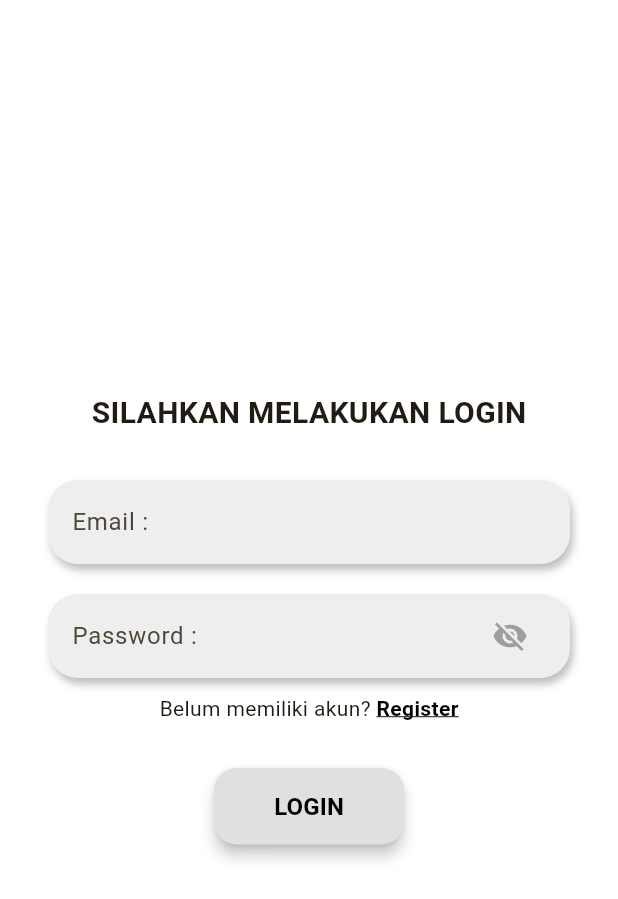
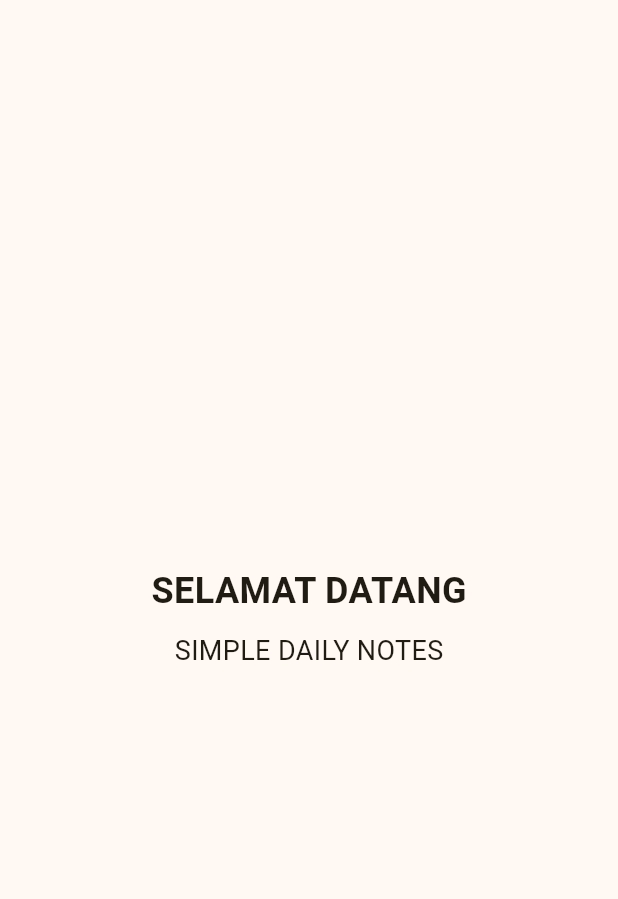
Before and after one commit to Asmaranr/catatan_dartsquad, a Flutter app: the first screen one second after launch, on a phone screen of 412 x 824 dp. Shown: the top 899 px of the screen. Run offline on Flutter 3.47's test engine with Material 3 defaults, Android fonts, the phone set to English and light mode, and no system bars; our stand-ins replace get, get_storage, image_picker.

Commit message:
tambah splashscreen, perbaikan login, register, profil dan edit

```diff
--- a/lib/Login.dart
+++ b/lib/Login.dart
@@ -13,7 +13,6 @@ class Login extends StatefulWidget {
 class _LoginState extends State<Login> {
   final TextEditingController emailController = TextEditingController();
   final TextEditingController passwordController = TextEditingController();
-
   final box = GetStorage();
   bool _obscurePassword = true;
 
@@ -47,7 +46,7 @@ class _LoginState extends State<Login> {
             TextButton(
               onPressed: () {
                 Navigator.of(context).pop();
-                box.write('sudah_login', true);
+                box.write('sudah_login', true); // Simpan status login
                 Navigator.pushReplacement(
                   context,
                   MaterialPageRoute(builder: (context) => const Dashboard()),
@@ -97,10 +96,7 @@ class _LoginState extends State<Login> {
               children: [
                 const Text(
                   'SILAHKAN MELAKUKAN LOGIN',
-                  style: TextStyle(
-                    fontSize: 20,
-                    fontWeight: FontWeight.bold,
-                  ),
+                  style: TextStyle(fontSize: 20, fontWeight: FontWeight.bold),
                 ),
                 const SizedBox(height: 30),
                 _buildInputField(
@@ -134,8 +130,7 @@ class _LoginState extends State<Login> {
                 const SizedBox(height: 30),
                 ElevatedButton(
                   style: ElevatedButton.styleFrom(
-                    padding: const EdgeInsets.symmetric(
-                        horizontal: 40, vertical: 14),
+                    padding: const EdgeInsets.symmetric(horizontal: 40, vertical: 14),
                     backgroundColor: Colors.grey.shade300,
                     elevation: 4,
                     shape: RoundedRectangleBorder(
--- /dev/null
+++ b/lib/SplashScreen.dart
@@ -0,0 +1,51 @@
+import 'package:flutter/material.dart';
+import 'package:get/get.dart';
+import 'package:get_storage/get_storage.dart';
+import 'Login.dart';
+import 'Dashboard.dart';
+
+class SplashScreen extends StatefulWidget {
+  const SplashScreen({super.key});
+
+  @override
+  State<SplashScreen> createState() => _SplashScreenState();
+}
+
+class _SplashScreenState extends State<SplashScreen> {
+  final box = GetStorage();
+
+  @override
+  void initState() {
+    super.initState();
+    Future.delayed(const Duration(seconds: 5), () {
+      final isLogin = box.read('sudah_login') ?? false;
+      if (isLogin) {
+        Get.off(() => const Dashboard());
+      } else {
+        Get.off(() => const Login());
+      }
+    });
+  }
+
+  @override
+  Widget build(BuildContext context) {
+    return Scaffold(
+      body: Center(
+        child: Column(
+          mainAxisAlignment: MainAxisAlignment.center,
+          children: const [
+            Text(
+              "SELAMAT DATANG",
+              style: TextStyle(fontSize: 24, fontWeight: FontWeight.bold),
+            ),
+            SizedBox(height: 10),
+            Text(
+              "SIMPLE DAILY NOTES",
+              style: TextStyle(fontSize: 18),
+            ),
+          ],
+        ),
+      ),
+    );
+  }
+}
--- a/lib/main.dart
+++ b/lib/main.dart
@@ -1,5 +1,6 @@
 import 'package:catatan_dartsquad/Dashboard.dart';
 import 'package:catatan_dartsquad/Profil.dart';
+import 'package:catatan_dartsquad/SplashScreen.dart';
 import 'package:catatan_dartsquad/Tambah_Catatan.dart';
 import 'package:catatan_dartsquad/Logout.dart';
 import 'package:flutter/material.dart';
@@ -28,7 +29,7 @@ class MyApp extends StatelessWidget {
         ),
         useMaterial3: true,
       ),
-      home: Login(),
+      home: SplashScreen(),
     );
   }
 }
```
Also changed, not shown: lib/Edit.dart (+87 -15 lines), lib/Profil.dart (+45 -13 lines), lib/Register.dart (+46 -20 lines).
